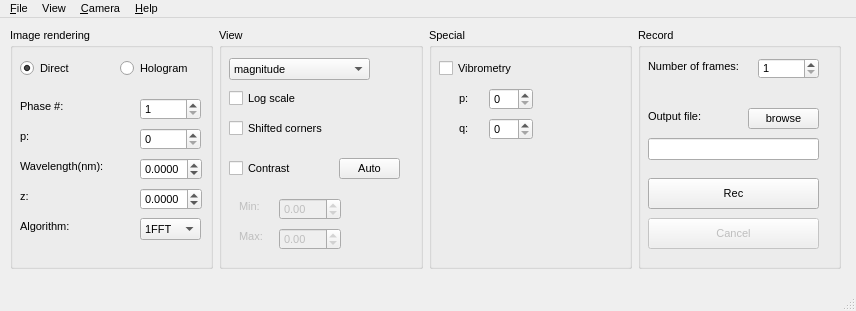
DigitalHolography/Holovibes, file Holovibes/main_window.ui: the form before one commit.
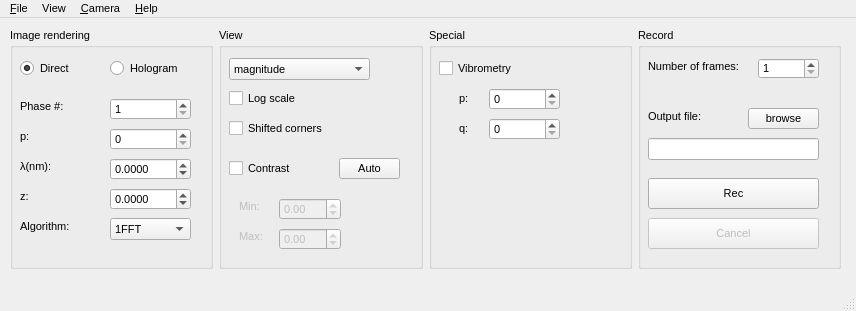
The form after the commit. Custom widgets are drawn as their Qt base class.

```diff
--- a/Holovibes/main_window.ui
+++ b/Holovibes/main_window.ui
@@ -67,7 +67,7 @@
        <widget class="QRadioButton" name="hologramRadioButton">
         <property name="geometry">
          <rect>
-          <x>110</x>
+          <x>100</x>
           <y>30</y>
           <width>95</width>
           <height>21</height>
@@ -80,9 +80,9 @@
        <widget class="QSpinBox" name="phaseNumberSpinBox">
         <property name="geometry">
          <rect>
-          <x>130</x>
+          <x>100</x>
           <y>70</y>
-          <width>61</width>
+          <width>81</width>
           <height>22</height>
          </rect>
         </property>
@@ -109,9 +109,9 @@
        <widget class="QSpinBox" name="pSpinBox">
         <property name="geometry">
          <rect>
-          <x>130</x>
+          <x>100</x>
           <y>100</y>
-          <width>61</width>
+          <width>81</width>
           <height>22</height>
          </rect>
         </property>
@@ -139,15 +139,15 @@
          </rect>
         </property>
         <property name="text">
-         <string>Wavelength(nm):</string>
+         <string>λ(nm):</string>
         </property>
        </widget>
        <widget class="QDoubleSpinBox" name="wavelengthSpinBox">
         <property name="geometry">
          <rect>
-          <x>130</x>
+          <x>100</x>
           <y>130</y>
-          <width>62</width>
+          <width>81</width>
           <height>22</height>
          </rect>
         </property>
@@ -180,9 +180,9 @@
        <widget class="QDoubleSpinBox" name="zSpinBox">
         <property name="geometry">
          <rect>
-          <x>130</x>
+          <x>100</x>
           <y>160</y>
-          <width>62</width>
+          <width>81</width>
           <height>22</height>
          </rect>
         </property>
@@ -215,9 +215,9 @@
        <widget class="QComboBox" name="algorithmComboBox">
         <property name="geometry">
          <rect>
-          <x>130</x>
+          <x>100</x>
           <y>190</y>
-          <width>61</width>
+          <width>81</width>
           <height>22</height>
          </rect>
         </property>
@@ -266,7 +266,7 @@
          <rect>
           <x>60</x>
           <y>60</y>
-          <width>44</width>
+          <width>71</width>
           <height>22</height>
          </rect>
         </property>
@@ -276,7 +276,7 @@
          <rect>
           <x>60</x>
           <y>90</y>
-          <width>44</width>
+          <width>71</width>
           <height>22</height>
          </rect>
         </property>
```
Left out of the diff: 6 changed lines with no effect on the pictures.
